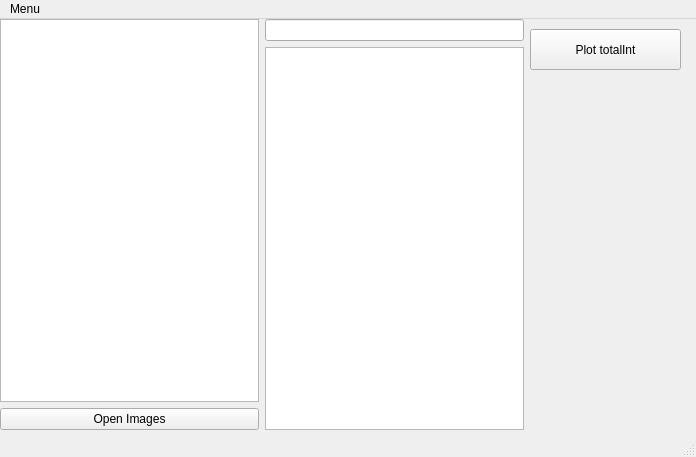
The window that BBA/BBAgui.ui (rnoske/SpyDev) describes before a commit, drawn with Qt 5.
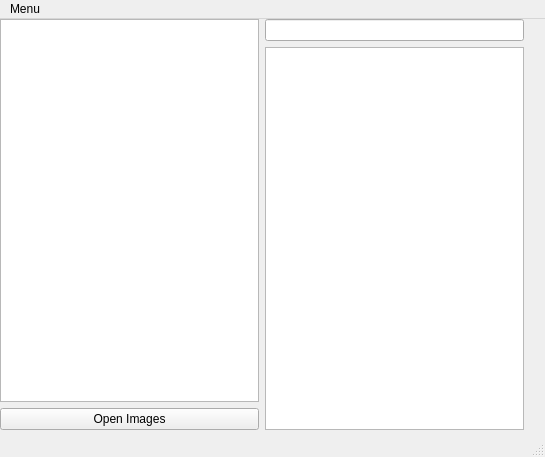
The same window after the commit.

Commit message:
plotting now working with totalInt testcase
Everything works wonderfully :)

The edit to the form file:
```diff
--- a/BBA/BBAgui.ui
+++ b/BBA/BBAgui.ui
@@ -6,7 +6,7 @@
    <rect>
     <x>0</x>
     <y>0</y>
-    <width>696</width>
+    <width>545</width>
     <height>457</height>
    </rect>
   </property>
@@ -14,19 +14,6 @@
    <string>BBA</string>
   </property>
   <widget class="QWidget" name="centralwidget">
-   <widget class="QPushButton" name="PlotButton">
-    <property name="geometry">
-     <rect>
-      <x>530</x>
-      <y>10</y>
-      <width>151</width>
-      <height>41</height>
-     </rect>
-    </property>
-    <property name="text">
-     <string>Plot totalInt</string>
-    </property>
-   </widget>
    <widget class="QWidget" name="layoutWidget">
     <property name="geometry">
      <rect>
@@ -71,7 +58,7 @@
     <rect>
      <x>0</x>
      <y>0</y>
-     <width>696</width>
+     <width>545</width>
      <height>21</height>
     </rect>
    </property>
```
Left out of the diff: 18 changed lines with no effect on the pictures. The commit also changes 5 other files.
